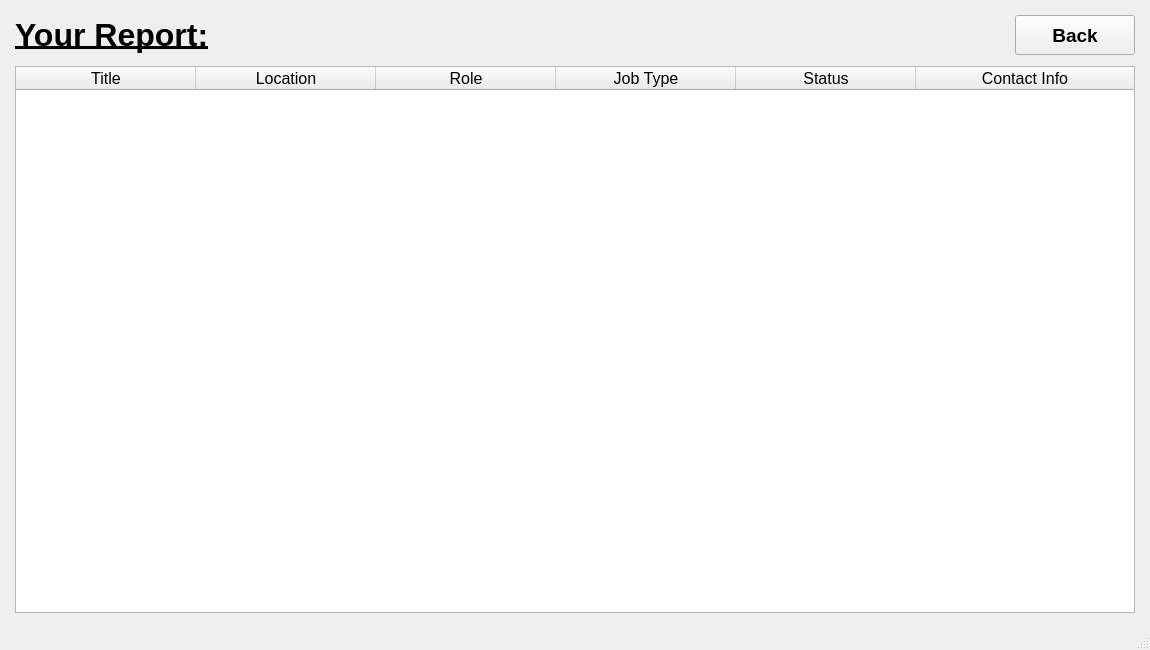
Above: ui/Student_Report.ui from IvnGenza/EasyJob_39 before the change. Below: the same form after it.
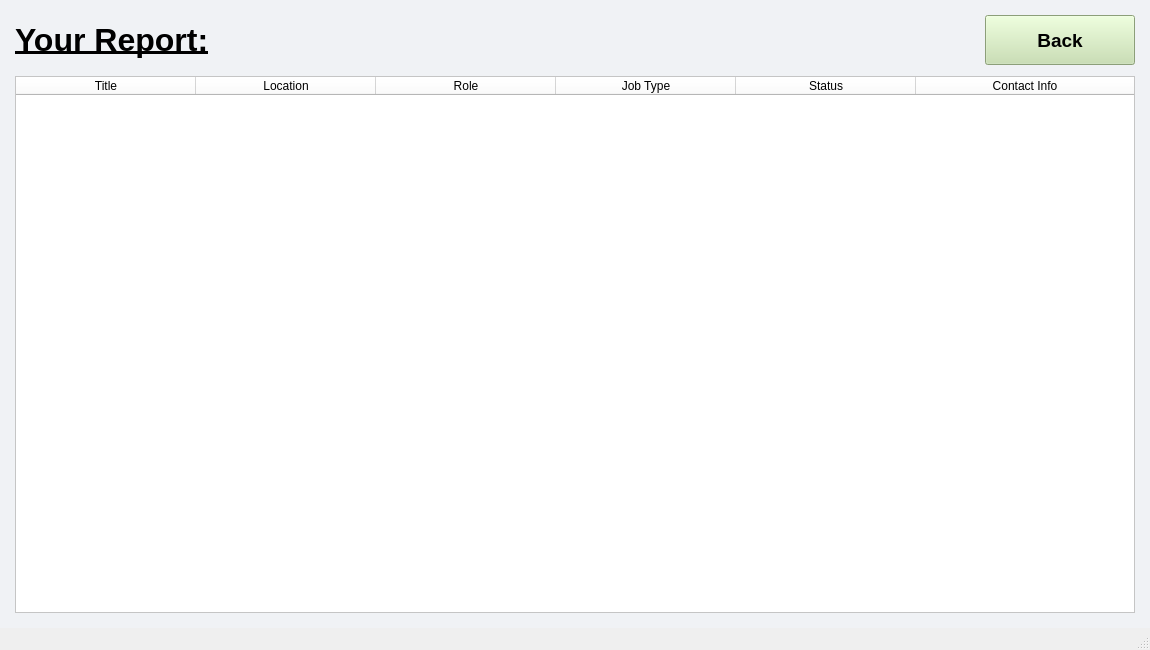
That is the form after the change.

The edit to the form file:
```diff
--- a/ui/Student_Report.ui
+++ b/ui/Student_Report.ui
@@ -26,6 +26,9 @@
    <string>MainWindow</string>
   </property>
   <widget class="QWidget" name="centralwidget">
+   <property name="styleSheet">
+    <string notr="true">background-color:#F0F2F5;</string>
+   </property>
    <layout class="QVBoxLayout" name="verticalLayout">
     <property name="leftMargin">
      <number>15</number>
@@ -76,14 +79,14 @@
        <widget class="QPushButton" name="close_button">
         <property name="minimumSize">
          <size>
-          <width>120</width>
-          <height>40</height>
+          <width>150</width>
+          <height>50</height>
          </size>
         </property>
         <property name="maximumSize">
          <size>
-          <width>120</width>
-          <height>40</height>
+          <width>150</width>
+          <height>50</height>
          </size>
         </property>
         <property name="font">
@@ -93,6 +96,10 @@
           <bold>true</bold>
          </font>
         </property>
+        <property name="styleSheet">
+         <string notr="true">background-color:#C4DFAA;
+</string>
+        </property>
         <property name="text">
          <string>Back</string>
         </property>
@@ -109,6 +116,9 @@
         <bold>false</bold>
        </font>
       </property>
+      <property name="styleSheet">
+       <string notr="true">background-color:white;</string>
+      </property>
       <property name="frameShape">
        <enum>QFrame::StyledPanel</enum>
       </property>
```
